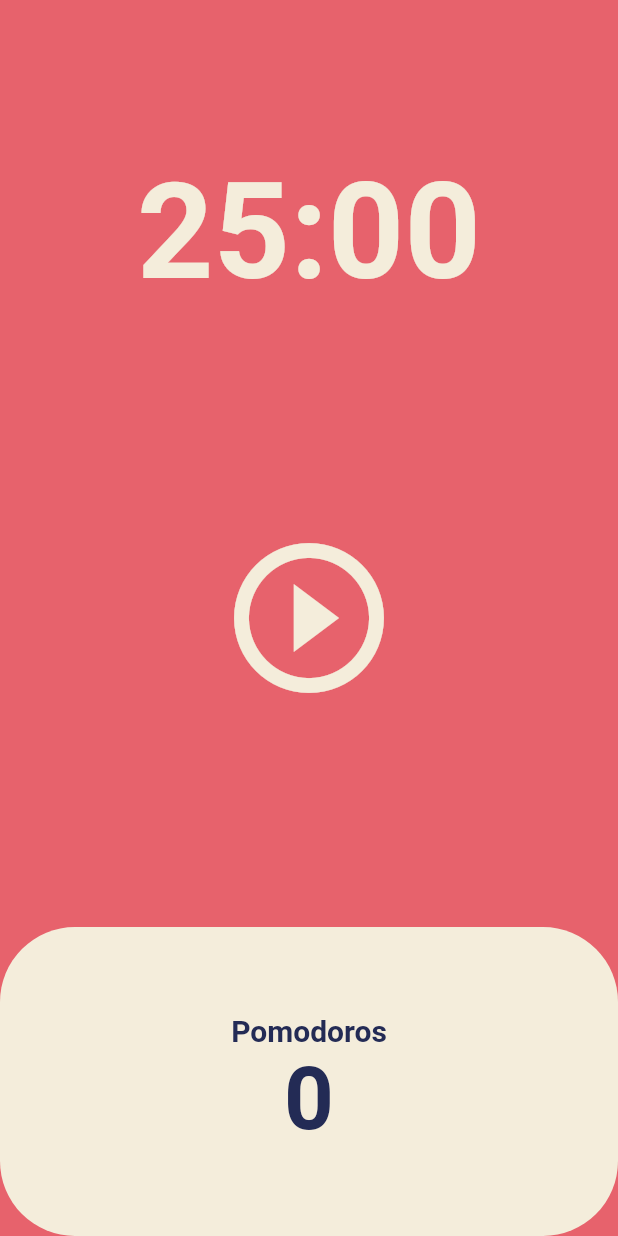
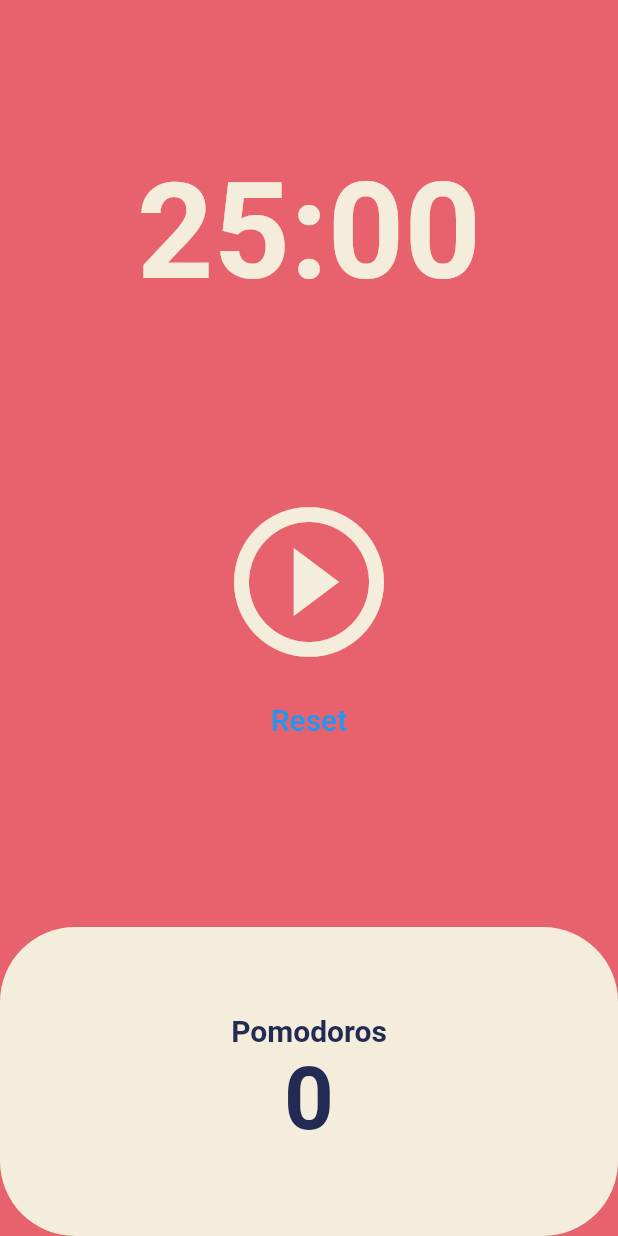
Before and after one commit to zak1ller/-, a Flutter app: the screen it shows after launch, on a phone screen of 412 x 824 dp. Run offline on Flutter 3.47's test engine with Material 2 defaults, Android fonts, the phone set to English and light mode, and no system bars.

Commit message:
5.4 Code Challenge

```diff
--- a/lib/pomodoro/views/pomodoro_home.dart
+++ b/lib/pomodoro/views/pomodoro_home.dart
@@ -11,9 +11,9 @@ class HomeView extends StatefulWidget {
 
 class _HomeViewState extends State<HomeView> {
   static const int twentyFiveMinutes = 1500;
-  int totalSeconds = 1500;
+  int totalSeconds = twentyFiveMinutes;
+  int totalPomodoros = 0;
   bool isRunning = false;
-  int totalPomodoros = 0;
   late Timer timer;
 
   void onTick(Timer timer) {
@@ -49,6 +49,15 @@ class _HomeViewState extends State<HomeView> {
     });
   }
 
+  void onResetPressed() {
+    setState(() {
+      isRunning = false;
+      totalSeconds = twentyFiveMinutes;
+      totalPomodoros = 0;
+    });
+    timer.cancel();
+  }
+
   String format(int seconds) {
     final duration = Duration(seconds: seconds);
     return duration.toString().split(".").first.substring(2, 7);
@@ -77,13 +86,27 @@ class _HomeViewState extends State<HomeView> {
           Flexible(
             flex: 2,
             child: Center(
-              child: IconButton(
+              child: Column(
+                mainAxisAlignment: MainAxisAlignment.center,
+                children: [
+                  IconButton(
                     onPressed: isRunning ? onPausePressed : onStartPressed,
                     icon: isRunning
                         ? const Icon(Icons.pause_circle_outline)
                         : const Icon(Icons.play_circle_outline),
                     iconSize: 120,
                     color: Theme.of(context).cardColor,
+                  ),
+                  TextButton(
+                    onPressed: onResetPressed,
+                    child: const Text(
+                      'Reset',
+                      style: TextStyle(
+                        fontSize: 20,
+                      ),
+                    ),
+                  ),
+                ],
               ),
             ),
           ),
```
Lines whose indentation alone changed are shown as unchanged.
